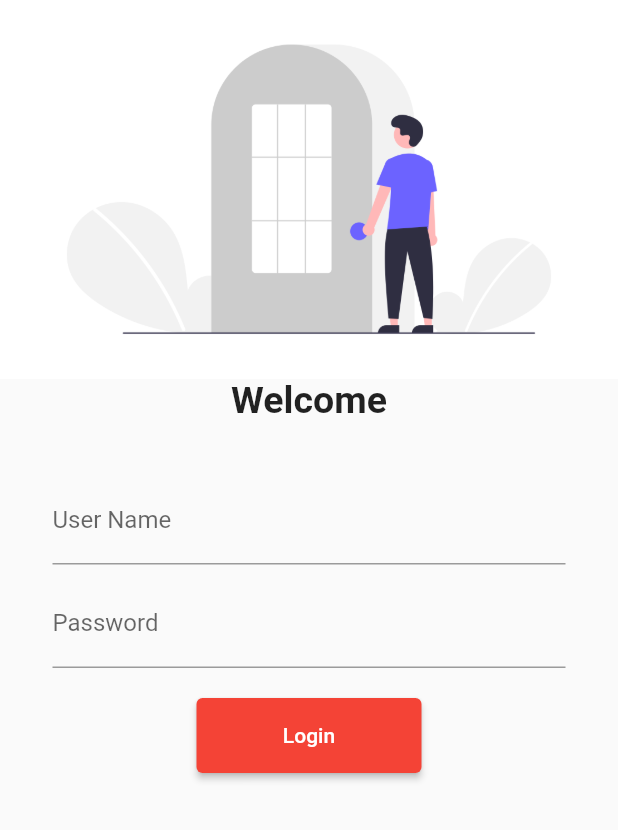
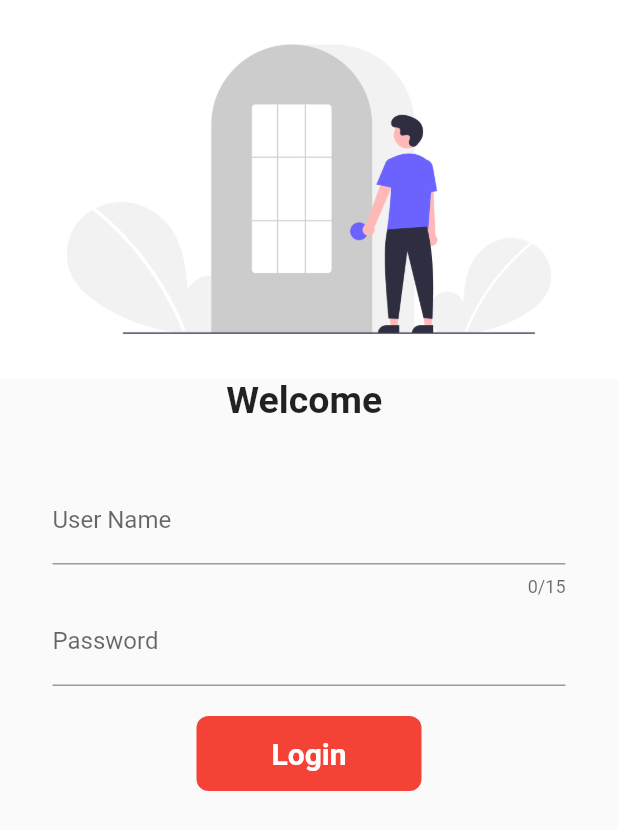
Before and after one commit to shallu-jain/CatalogFlutter, a Flutter app: the screen it shows after launch, on a phone screen of 412 x 824 dp. Shown: the top 830 px of the screen. Run offline on Flutter 3.47's test engine with Material 2 defaults, Android fonts, the phone set to English and light mode, and no system bars.

Commit message:
day 6  done

```diff
--- a/lib/screens/login_page.dart
+++ b/lib/screens/login_page.dart
@@ -1,8 +1,17 @@
 import 'package:flutter/cupertino.dart';
 import 'package:flutter/material.dart';
+import 'package:flutter/rendering.dart';
 
-class LoginPage extends StatelessWidget {
+class LoginPage extends StatefulWidget {
   const LoginPage({Key? key}) : super(key: key);
+
+  @override
+  State<LoginPage> createState() => _LoginPageState();
+}
+
+class _LoginPageState extends State<LoginPage> {
+  String name = "";
+  bool changeButton = false;
 
   @override
   Widget build(BuildContext context) {
@@ -15,7 +24,7 @@ class LoginPage extends StatelessWidget {
               fit: BoxFit.cover,
             ),
             Text(
-              "Welcome",
+              "Welcome $name",
               style: TextStyle(fontSize: 25, fontWeight: FontWeight.bold),
             ),
             SizedBox(
@@ -31,9 +40,12 @@ class LoginPage extends StatelessWidget {
                       hintText: "Enter User Name",
                       labelText: "User Name",
                     ),
-                  ),
-                  SizedBox(
-                    height: 10.0,
+                    onChanged: (value) {
+                      name = value;
+                      setState(() {});
+                    },
+                    maxLength:
+                        15, // sirf 15 words he use honge user ke name ke liye
                   ),
                   TextFormField(
                     obscureText: true,
@@ -45,15 +57,44 @@ class LoginPage extends StatelessWidget {
                   SizedBox(
                     height: 20,
                   ),
-                  ElevatedButton(
-                    onPressed: () {
+                  InkWell(
+                    onTap: () async {
+                      setState(() {
+                        changeButton=true;
+                      });
+                      await Future.delayed(Duration(seconds: 1));
                       Navigator.of(context).pushNamed("/home");
                     },
-                    child: Text("Login"),
-                    style: TextButton.styleFrom(
-                      minimumSize: Size(150, 50),
+                    child: AnimatedContainer(
+                      duration: Duration(seconds: 1),
+                      width: changeButton ? 50 : 150,
+                      height: 50,
+                      alignment: Alignment.center,
+                      child: changeButton
+                          ? Icon(Icons.done, color: Colors.white)
+                          : Text(
+                              "Login",
+                              style: TextStyle(
+                                  color: Colors.white,
+                                  fontWeight: FontWeight.bold,
+                                  fontSize: 20),
+                            ),
+                      decoration: BoxDecoration(
+                        color: Colors.red,
+                        borderRadius:
+                            BorderRadius.circular(changeButton ? 50 : 8),
+                      ),
                     ),
-                  )
+                  ),
+                  // ElevatedButton(
+                  //   onPressed: () {
+                  //     Navigator.of(context).pushNamed("/home");
+                  //   },
+                  //   child: Text("Login"),
+                  //   style: TextButton.styleFrom(
+                  //     minimumSize: Size(150, 50),
+                  //   ),
+                  // )
                 ],
               ),
             ),
```
